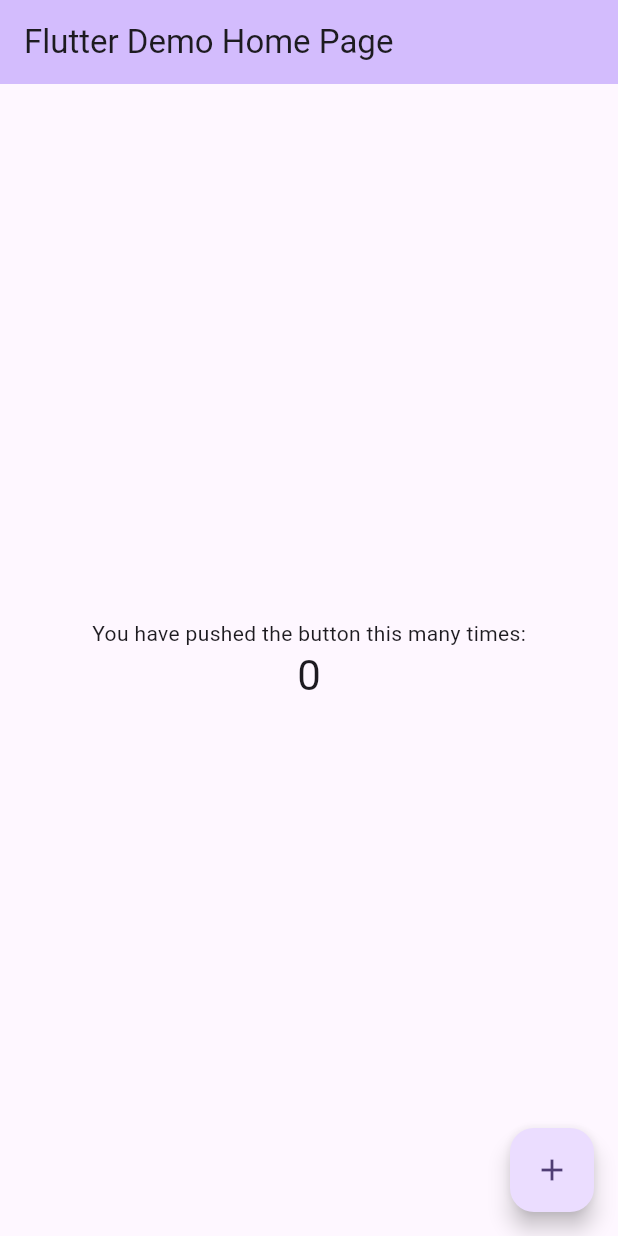
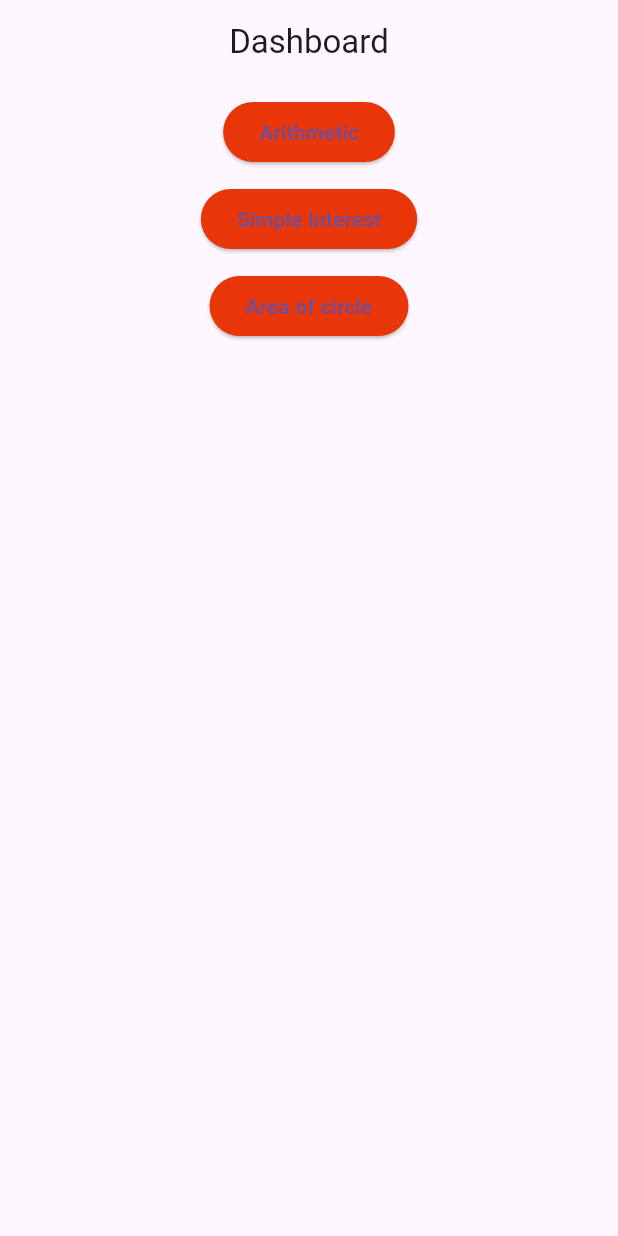
Before and after one commit to manishaa8981/assig_dart, a Flutter app: the screen it shows after launch, on a phone screen of 412 x 824 dp. Run offline on Flutter 3.47's test engine with Material 3 defaults, Android fonts, the phone set to English and light mode, and no system bars.

Commit message:
Arithmetic, Simple Interest and Area of Circle

```diff
--- /dev/null
+++ b/lib/app.dart
@@ -0,0 +1,14 @@
+import 'package:assig/view/dashboard.dart';
+import 'package:flutter/material.dart';
+
+class Myapp extends StatelessWidget {
+  const Myapp({super.key});
+
+  @override
+  Widget build(BuildContext context) {
+    return MaterialApp(
+      debugShowCheckedModeBanner: false,
+      home: Dashboard(),
+    );
+  }
+}
--- a/lib/main.dart
+++ b/lib/main.dart
@@ -1,125 +1,6 @@
+import 'package:assig/app.dart';
 import 'package:flutter/material.dart';
 
 void main() {
-  runApp(const MyApp());
+  runApp(const Myapp());
 }
-
-class MyApp extends StatelessWidget {
-  const MyApp({super.key});
-
-  // This widget is the root of your application.
-  @override
-  Widget build(BuildContext context) {
-    return MaterialApp(
-      title: 'Flutter Demo',
-      theme: ThemeData(
-        // This is the theme of your application.
-        //
-        // TRY THIS: Try running your application with "flutter run". You'll see
-        // the application has a purple toolbar. Then, without quitting the app,
-        // try changing the seedColor in the colorScheme below to Colors.green
-        // and then invoke "hot reload" (save your changes or press the "hot
-        // reload" button in a Flutter-supported IDE, or press "r" if you used
-        // the command line to start the app).
-        //
-        // Notice that the counter didn't reset back to zero; the application
-        // state is not lost during the reload. To reset the state, use hot
-        // restart instead.
-        //
-        // This works for code too, not just values: Most code changes can be
-        // tested with just a hot reload.
-        colorScheme: ColorScheme.fromSeed(seedColor: Colors.deepPurple),
-        useMaterial3: true,
-      ),
-      home: const MyHomePage(title: 'Flutter Demo Home Page'),
-    );
-  }
-}
-
-class MyHomePage extends StatefulWidget {
-  const MyHomePage({super.key, required this.title});
-
-  // This widget is the home page of your application. It is stateful, meaning
-  // that it has a State object (defined below) that contains fields that affect
-  // how it looks.
-
-  // This class is the configuration for the state. It holds the values (in this
-  // case the title) provided by the parent (in this case the App widget) and
-  // used by the build method of the State. Fields in a Widget subclass are
-  // always marked "final".
-
-  final String title;
-
-  @override
-  State<MyHomePage> createState() => _MyHomePageState();
-}
-
-class _MyHomePageState extends State<MyHomePage> {
-  int _counter = 0;
-
-  void _incrementCounter() {
-    setState(() {
-      // This call to setState tells the Flutter framework that something has
-      // changed in this State, which causes it to rerun the build method below
-      // so that the display can reflect the updated values. If we changed
-      // _counter without calling setState(), then the build method would not be
-      // called again, and so nothing would appear to happen.
-      _counter++;
-    });
-  }
-
-  @override
-  Widget build(BuildContext context) {
-    // This method is rerun every time setState is called, for instance as done
-    // by the _incrementCounter method above.
-    //
-    // The Flutter framework has been optimized to make rerunning build methods
-    // fast, so that you can just rebuild anything that needs updating rather
-    // than having to individually change instances of widgets.
-    return Scaffold(
-      appBar: AppBar(
-        // TRY THIS: Try changing the color here to a specific color (to
-        // Colors.amber, perhaps?) and trigger a hot reload to see the AppBar
-        // change color while the other colors stay the same.
-        backgroundColor: Theme.of(context).colorScheme.inversePrimary,
-        // Here we take the value from the MyHomePage object that was created by
-        // the App.build method, and use it to set our appbar title.
-        title: Text(widget.title),
-      ),
-      body: Center(
-        // Center is a layout widget. It takes a single child and positions it
-        // in the middle of the parent.
-        child: Column(
-          // Column is also a layout widget. It takes a list of children and
-          // arranges them vertically. By default, it sizes itself to fit its
-          // children horizontally, and tries to be as tall as its parent.
-          //
-          // Column has various properties to control how it sizes itself and
-          // how it positions its children. Here we use mainAxisAlignment to
-          // center the children vertically; the main axis here is the vertical
-          // axis because Columns are vertical (the cross axis would be
-          // horizontal).
-          //
-          // TRY THIS: Invoke "debug painting" (choose the "Toggle Debug Paint"
-          // action in the IDE, or press "p" in the console), to see the
-          // wireframe for each widget.
-          mainAxisAlignment: MainAxisAlignment.center,
-          children: <Widget>[
-            const Text(
-              'You have pushed the button this many times:',
-            ),
-            Text(
-              '$_counter',
-              style: Theme.of(context).textTheme.headlineMedium,
-            ),
-          ],
-        ),
-      ),
-      floatingActionButton: FloatingActionButton(
-        onPressed: _incrementCounter,
-        tooltip: 'Increment',
-        child: const Icon(Icons.add),
-      ), // This trailing comma makes auto-formatting nicer for build methods.
-    );
-  }
-}
--- /dev/null
+++ b/lib/view/dashboard.dart
@@ -0,0 +1,77 @@
+import 'package:assig/view/area_of_circle.dart';
+import 'package:assig/view/arithmetic.dart';
+import 'package:assig/view/simple_interest.dart';
+import 'package:flutter/material.dart';
+
+class Dashboard extends StatelessWidget {
+  const Dashboard({super.key});
+
+  @override
+  Widget build(BuildContext context) {
+    return Scaffold(
+      appBar: AppBar(
+        centerTitle: true,
+        title: const Text('Dashboard'),
+      ),
+      body: SafeArea(
+          child: Padding(
+        padding: const EdgeInsets.all(8.0),
+        child: Center(
+          child: Column(
+            crossAxisAlignment: CrossAxisAlignment.center,
+            children: [
+              ElevatedButton(
+                style: ButtonStyle(
+                  backgroundColor: WidgetStatePropertyAll(
+                      const Color.fromARGB(255, 233, 54, 9)),
+                ),
+                onPressed: () {
+                  Navigator.push(
+                    context,
+                    MaterialPageRoute(builder: (context) => const Arithmetic()),
+                  );
+                },
+                child: const Text('Arithmetic'),
+              ),
+              const SizedBox(
+                height: 10,
+              ),
+              ElevatedButton(
+                style: ButtonStyle(
+                  backgroundColor: WidgetStatePropertyAll(
+                      const Color.fromARGB(255, 233, 54, 9)),
+                ),
+
+                onPressed: () {
+                  Navigator.push(
+                    context,
+                    MaterialPageRoute(
+                        builder: (context) => const SimpleInterest()),
+                  );
+                },
+                child: const Text('Simple Interest'),
+              ),
+              const SizedBox(
+                height: 10,
+              ),
+              ElevatedButton(
+                style: ButtonStyle(
+                  backgroundColor: WidgetStatePropertyAll(
+                      const Color.fromARGB(255, 233, 54, 9)),
+                ),
+                onPressed: () {
+                  Navigator.push(
+                    context,
+                    MaterialPageRoute(
+                        builder: (context) => const AreaOfCircle()),
+                  );
+                },
+                child: const Text('Area of circle'),
+              ),
+            ],
+          ),
+        ),
+      )),
+    );
+  }
+}
```
Also changed, not shown: lib/view/area_of_circle.dart (added, +63 -0 lines), lib/view/arithmetic.dart (added, +131 -0 lines), lib/view/simple_interest.dart (added, +97 -0 lines).
